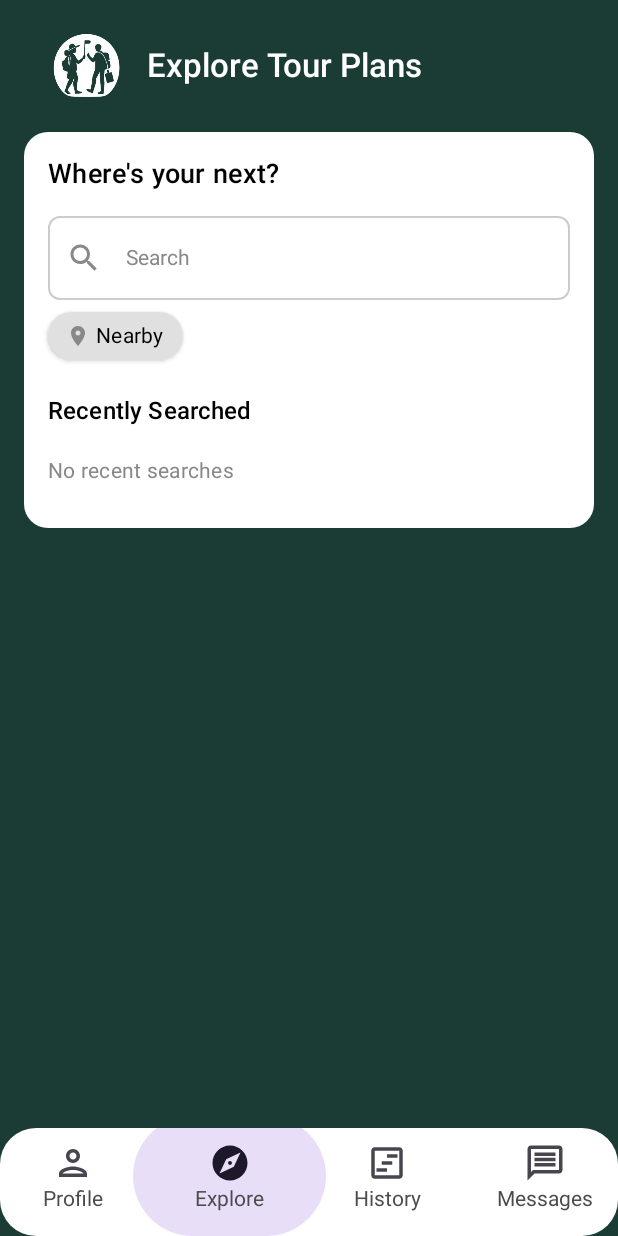
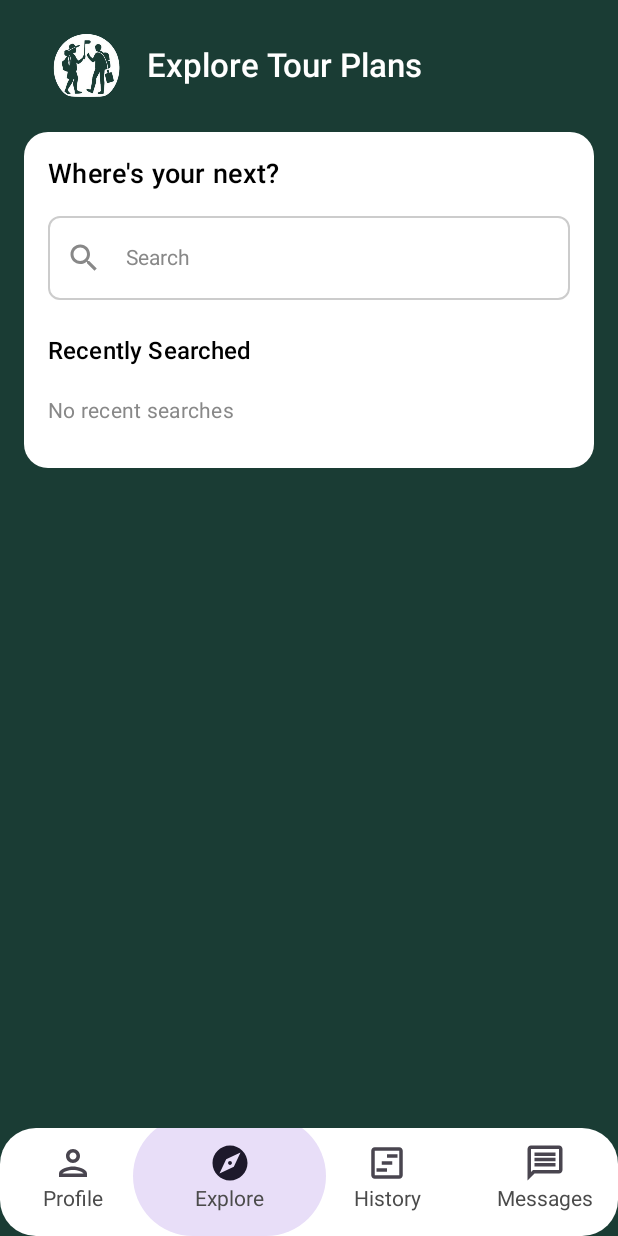
Before and after one commit to JDiogoCerqueira/TourPal, an Android app built with Jetpack Compose: the searchToursPage screen opened through its navigation route, on a phone screen of 412 x 824 dp. Run offline under Robolectric (Android 15) with nearby library versions, the light colour scheme and no system bars; our stand-ins replace Firebase (no records; nobody signed in at launch, a user with empty details on screens opened directly).

Commit message:
Refactor: Updated `SearchToursPage` and `TourResultsPage`
- Removed nearby chip from `SearchToursPage`
- Removed favorite icon from `TourResultsPage`
- Removed number of destinations text from `TourResultsPage`
- Updated `local.properties`

```diff
--- a/app/src/main/java/com/tourpal/ui/screens/SearchToursPage.kt
+++ b/app/src/main/java/com/tourpal/ui/screens/SearchToursPage.kt
@@ -16,13 +16,11 @@ import androidx.compose.foundation.text.KeyboardActions
 import androidx.compose.foundation.text.KeyboardOptions
 import androidx.compose.material.icons.Icons
 import androidx.compose.material.icons.filled.Close
-import androidx.compose.material.icons.filled.LocationOn
 import androidx.compose.material.icons.filled.Search
 import androidx.compose.material3.HorizontalDivider
 import androidx.compose.material3.Icon
 import androidx.compose.material3.MaterialTheme
 import androidx.compose.material3.OutlinedTextField
-import androidx.compose.material3.Surface
 import androidx.compose.material3.Text
 import androidx.compose.material3.TextFieldDefaults
 import androidx.compose.runtime.Composable
@@ -140,40 +138,6 @@ fun SearchToursPage(navController: NavHostController) {
                     shape = RoundedCornerShape(8.dp)
                 )
 
-                // Nearby Chip
-                Surface(
-                    modifier = Modifier
-                        .padding(top = 8.dp)
-                        .clickable {
-                            navController.navigate("nearby_tours")
-                        }
-                        .background(Color.Transparent),
-                    shape = RoundedCornerShape(16.dp),
-                    color = Color(0xFFE0E0E0),
-                    shadowElevation = 2.dp
-                ) {
-                    Row(
-                        modifier = Modifier
-                            .padding(horizontal = 12.dp, vertical = 6.dp),
-                        verticalAlignment = Alignment.CenterVertically
-                    ) {
-                        Icon(
-                            imageVector = Icons.Default.LocationOn,
-                            contentDescription = "Location Icon",
-                            modifier = Modifier.size(16.dp),
-                            tint = Color.Gray
-                        )
-                        Text(
-                            text = "Nearby",
-                            style = MaterialTheme.typography.bodyMedium.copy(
-                                fontSize = 14.sp,
-                                color = Color.Black
-                            ),
-                            modifier = Modifier.padding(start = 4.dp)
-                        )
-                    }
-                }
-
                 // Recently Searched Section
                 Spacer(modifier = Modifier.height(24.dp))
                 Text(
```
Also changed, not shown: app/src/main/java/com/tourpal/ui/screens/TourResultsPage.kt (+0 -19 lines), 1 other file.
